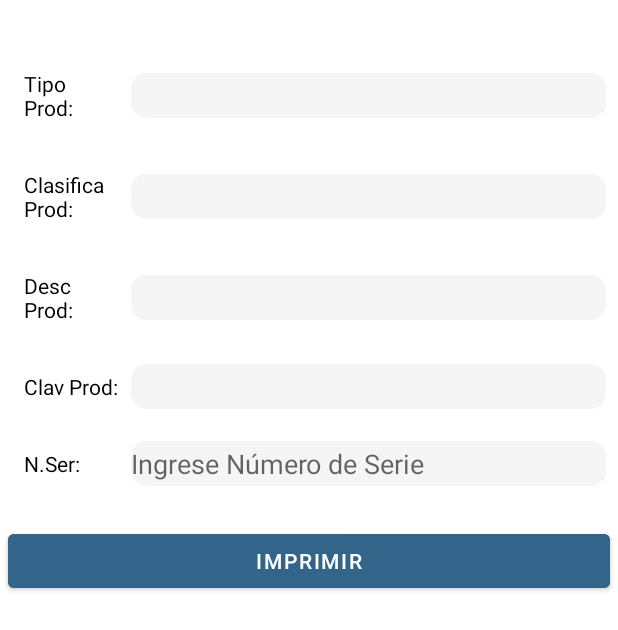
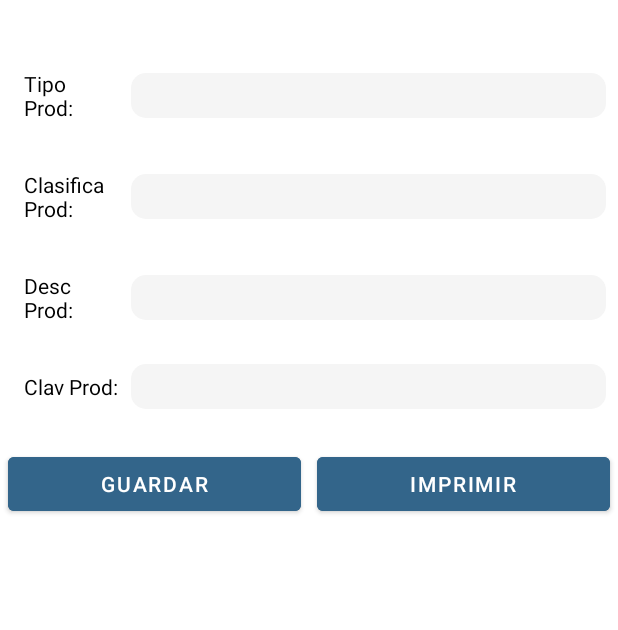
Before and after one commit to mhernandez-sys/App_DemoTienda, an Android app: the layout fragment_gallery.xml on its own in the app's theme, with its tools: preview values and no code run, on a phone screen of 412 x 824 dp. Shown: the top 630 px of the screen. Run offline under Robolectric (Android 15) with nearby library versions, the phone set to English and light mode, and no system bars; Roboto replaces fonts that are not available here.

Commit message:
{MH} Septimo commit Main (Se actulizo galery Fragmet) [24/07/24-1:20]

```diff
--- a/app/src/main/res/layout/fragment_gallery.xml
+++ b/app/src/main/res/layout/fragment_gallery.xml
@@ -52,7 +52,7 @@
                 android:textSize="14sp" />
 
             <Spinner
-                android:id="@+id/sp_TipoProducto"
+                android:id="@+id/SP_TipoProducto"
                 android:layout_width="match_parent"
                 android:layout_height="30dp"
                 android:layout_weight="0.25"
@@ -78,7 +78,7 @@
                 android:textSize="14sp" />
 
             <Spinner
-                android:id="@+id/sp_ClasProd"
+                android:id="@+id/SP_ClasProd"
                 android:layout_width="match_parent"
                 android:layout_height="30dp"
                 android:layout_weight="0.25"
@@ -103,14 +103,14 @@
                 android:textColor="@color/black"
                 android:textSize="14sp" />
 
-            <Spinner
-                android:id="@+id/DescripcionProducto"
+            <EditText
+                android:id="@+id/ET_DescProducto"
                 android:layout_width="match_parent"
                 android:layout_height="30dp"
                 android:layout_weight="0.25"
                 android:background="@drawable/borde_redondeado2">
                 <!-- Aquí coloca los elementos que desees dentro del Spinner -->
-            </Spinner>
+            </EditText>
         </LinearLayout>
 
         <LinearLayout
@@ -129,21 +129,21 @@
                 android:textColor="@color/black"
                 android:textSize="14sp" />
 
-            <Spinner
-                android:id="@+id/sp_ClaveProducto"
+            <EditText
+                android:id="@+id/ET_ClaveProducto"
                 android:layout_width="match_parent"
                 android:layout_height="30dp"
                 android:layout_weight="0.25"
                 android:background="@drawable/borde_redondeado2">
-                <!-- Aquí coloca los elementos que desees dentro del Spinner -->
-            </Spinner>
+            </EditText>
         </LinearLayout>
 
         <LinearLayout
             android:layout_width="match_parent"
             android:layout_height="match_parent"
             android:layout_margin="8dp"
-            android:gravity="center">
+            android:gravity="center"
+            android:visibility="gone">
 
             <TextView
                 android:id="@+id/numserie"
@@ -273,28 +273,25 @@
 
 
             <Button
-                android:id="@+id/btn_imprimir"
+                android:id="@+id/BT_Guardar"
                 android:layout_width="wrap_content"
                 android:layout_height="match_parent"
-                android:text="imprimir"
+                android:text="Guardar"
                 android:textColor="@color/white"
                 android:backgroundTint="@color/boton_colores"
                 android:layout_weight="1"
                 android:layout_margin="5dp"/>
 
-
             <Button
-                android:id="@+id/btncancelar"
+                android:id="@+id/BT_Imprimir"
                 android:layout_width="wrap_content"
-                android:layout_height="wrap_content"
-                android:layout_gravity="center"
-                android:gravity="center"
-                android:text="Cancelar"
+                android:layout_height="match_parent"
+                android:text="Imprimir"
                 android:textColor="@color/white"
                 android:backgroundTint="@color/boton_colores"
                 android:layout_weight="1"
-                android:layout_margin="5dp"
-                android:visibility="gone"/>
+                android:layout_margin="5dp"/>
+
         </LinearLayout>
     </LinearLayout>
 </LinearLayout>
```
Also changed, not shown: app/src/main/java/com/example/demo/ui/gallery/GalleryFragment.java (+23 -97 lines).
